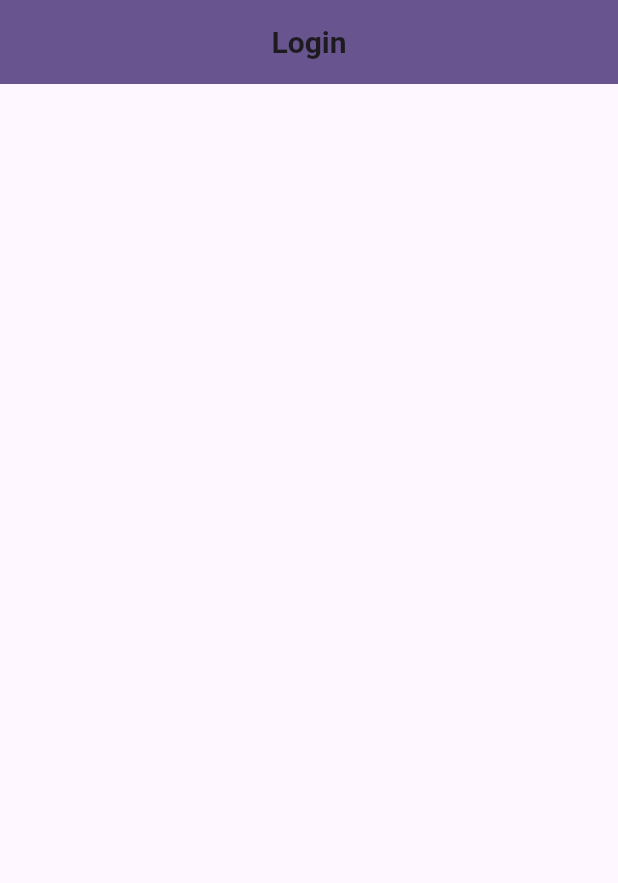
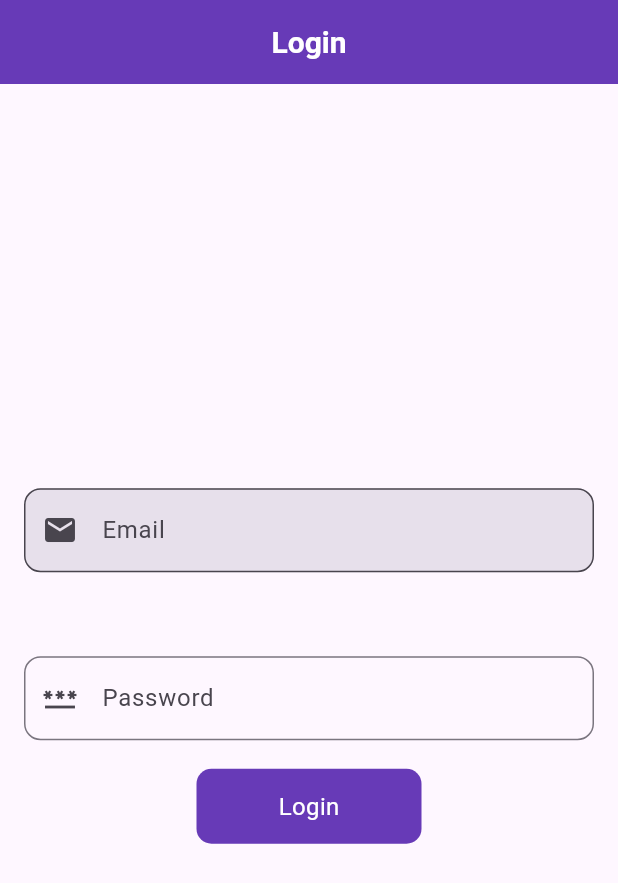
Before and after one commit to kareem358/firebase_auth_login_signup_app, a Flutter app: the screen it shows after launch, on a phone screen of 412 x 824 dp. Shown: the top 883 px of the screen. Run offline on Flutter 3.47's test engine with Material 3 defaults, Android fonts, the phone set to English and light mode, and no system bars.

Commit message:
Update login_screeen.dart

```diff
--- a/lib/ui/auth/login_screeen.dart
+++ b/lib/ui/auth/login_screeen.dart
@@ -1,5 +1,7 @@
 
 import 'package:flutter/material.dart';
+
+import '../../widgets/round_button.dart';
 
 class LoginScreen extends StatefulWidget {
   const LoginScreen({super.key});
@@ -9,14 +11,102 @@ class LoginScreen extends StatefulWidget {
 }
 
 class _LoginScreenState extends State<LoginScreen> {
+  var emailController = TextEditingController();
+  var passwordController = TextEditingController();
+  final _formKey = GlobalKey<FormState>();
+
+  @override
+  void dispose() {
+    // TODO: implement dispose
+    super.dispose();
+    emailController.dispose();
+    passwordController.dispose();
+  }
   @override
   Widget build(BuildContext context) {
     return Scaffold(
       appBar: AppBar(
-        backgroundColor: Theme.of(context).primaryColor,
+        backgroundColor: Colors.deepPurple,
+        //Theme.of(context).colorScheme.primary,
         automaticallyImplyLeading: false,
         centerTitle: true,
-        title: Text("Login", style: TextStyle(fontSize: 20, fontWeight: FontWeight.bold),),
+        title: Text("Login", style: TextStyle(fontSize: 20,
+            color: Colors.white,fontWeight: FontWeight.bold),),
+      ),
+      body: Padding(
+        padding: const EdgeInsets.all(8.0),
+        child: Column(
+          mainAxisAlignment: MainAxisAlignment.center,
+          crossAxisAlignment: CrossAxisAlignment.center,
+          children: [
+            Form(key: _formKey,
+                child:Column(
+                  children: [
+                    Padding(
+                      padding: const EdgeInsets.all(8.0),
+                      child: TextFormField(
+                        controller: emailController,
+                        keyboardType: TextInputType.emailAddress,
+                        // obscureText: true,
+                        decoration: InputDecoration(
+                          labelText: "Email",
+                          //helperText: "Enter Your Email  e.g tech@gmail.com",
+                          hintText: "Enter your email",
+                          prefixIcon: Icon(Icons.email),
+                          border: OutlineInputBorder(
+                            borderRadius: BorderRadius.circular(11),
+                          ),
+                          filled: true,
+                          fillColor: Theme.of(context).colorScheme.surfaceVariant,
+                        ),
+                      validator: (value){
+                          if(value!.isEmpty){
+                            return "enter your email";
+                          }
+                          return null;
+                      },
+                      ),
+                    ),
+                    SizedBox(
+                      height: 40,
+                    ),
+                    Padding(
+                      padding: const EdgeInsets.all(8.0),
+                      child: TextFormField(
+                        controller: passwordController,
+                        keyboardType: TextInputType.visiblePassword,
+                          obscureText: true,
+                        decoration: InputDecoration(
+                            labelText: "Password",
+                            hintText: "Enter Your Password",
+                            prefixIcon: Icon(Icons.password_outlined),
+                            border: OutlineInputBorder(
+                              borderRadius: BorderRadius.circular(11),
+                            )
+
+                        ),
+                        validator: (value){
+                          if(value!.isEmpty){
+                            return "enter your password";
+                          }
+                          return null;
+                        },
+                      ),
+                    ),
+                  ],
+                ) ),
+
+
+            SizedBox(
+              height: 11,
+            ),
+            RoundButton(title: "Login",
+            onTap: () {
+              if(_formKey.currentState!.validate()){};
+            },
+            ),
+          ],
+        ),
       ),
     );
   }
```
